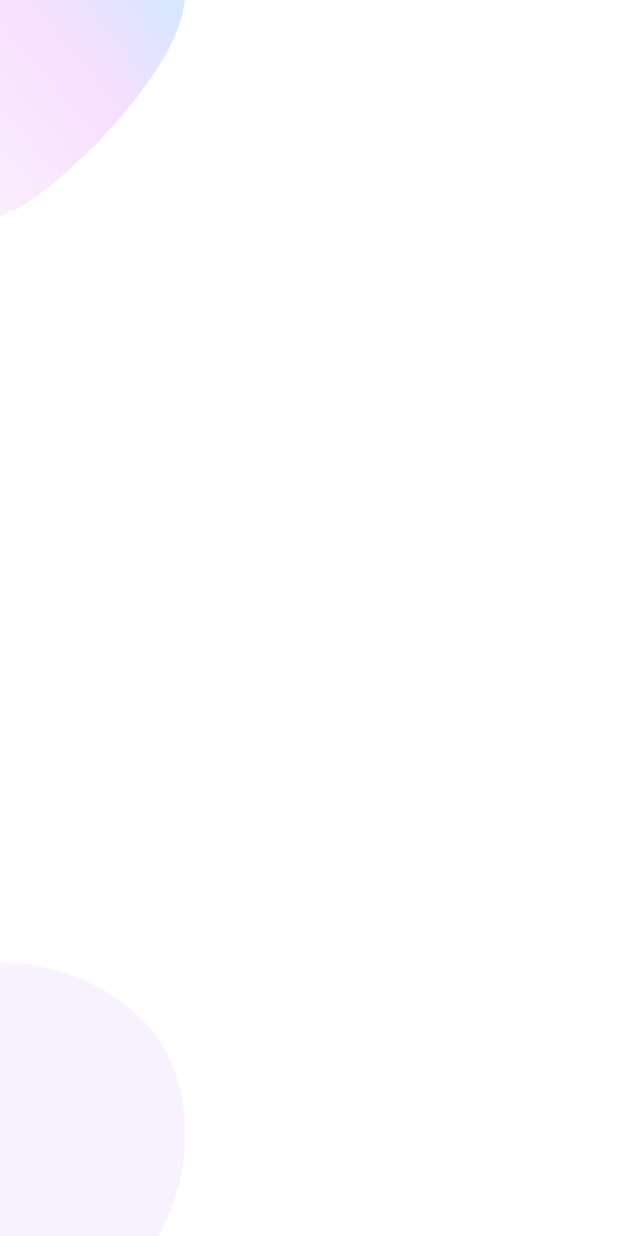
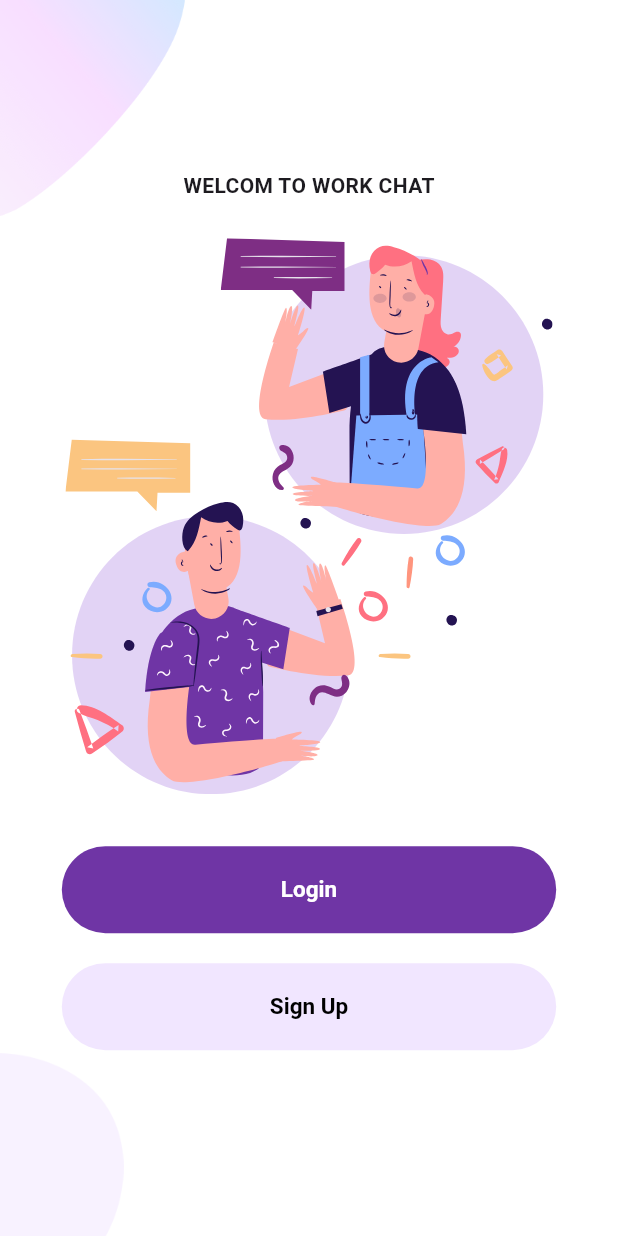
Before and after one commit to VNKaiSer/auth-appwrite-flutter, a Flutter app: the screen it shows after launch, on a phone screen of 412 x 824 dp. Run offline on Flutter 3.47's test engine with Material 3 defaults, Android fonts, the phone set to English and light mode, and no system bars; our stand-ins replace flutter_svg.

Commit message:
welcome screen

```diff
--- /dev/null
+++ b/lib/components/rounded_button.dart
@@ -0,0 +1,36 @@
+import 'package:chat_app/constants.dart';
+import 'package:flutter/material.dart';
+
+class RoundedButton extends StatelessWidget {
+  final String text;
+  final VoidCallback press;
+  final Color? color, textColor;
+  const RoundedButton(
+      {super.key,
+      this.color = kPrimaryColor,
+      this.textColor = Colors.white,
+      required this.press,
+      required this.text});
+
+  @override
+  Widget build(BuildContext context) {
+    Size size = MediaQuery.of(context).size;
+    return Container(
+      margin: const EdgeInsets.symmetric(vertical: 10),
+      width: size.width * 0.8,
+      child: TextButton(
+          onPressed: press,
+          style: TextButton.styleFrom(
+              backgroundColor: color,
+              padding: const EdgeInsets.symmetric(horizontal: 50, vertical: 20),
+              textStyle: const TextStyle(
+                fontSize: 15,
+                fontWeight: FontWeight.bold,
+              )),
+          child: Text(
+            text,
+            style: TextStyle(color: textColor),
+          )),
+    );
+  }
+}
--- a/lib/main.dart
+++ b/lib/main.dart
@@ -17,7 +17,7 @@ class MyApp extends StatelessWidget {
       title: 'Flutter Demo',
       theme: ThemeData(
           primaryColor: kPrimaryColor, scaffoldBackgroundColor: Colors.white),
-      home: const WelcomeScreen(),
+      home: WelcomeScreen(),
     );
   }
 }
--- /dev/null
+++ b/lib/screens/welcome/components/background.dart
@@ -0,0 +1,33 @@
+import 'package:flutter/material.dart';
+
+class Background extends StatelessWidget {
+  const Background({super.key, required this.child});
+  final Widget child;
+
+  @override
+  Widget build(BuildContext context) {
+    Size size = MediaQuery.of(context).size;
+    return SizedBox(
+      height: size.height,
+      width: double.infinity,
+      child: Stack(alignment: Alignment.center, children: <Widget>[
+        Positioned(
+          top: 0,
+          left: 0,
+          child: Image.asset(
+            "assets/images/main_top.png",
+            width: size.width * 0.3,
+          ),
+        ),
+        Positioned(
+            bottom: 0,
+            left: 0,
+            child: Image.asset(
+              "assets/images/main_bottom.png",
+              width: size.width * 0.2,
+            )),
+        child
+      ]),
+    );
+  }
+}
--- a/lib/screens/welcome/components/body.dart
+++ b/lib/screens/welcome/components/body.dart
@@ -1,27 +1,40 @@
+import 'package:chat_app/components/rounded_button.dart';
+import 'package:chat_app/constants.dart';
+import 'package:chat_app/screens/welcome/components/background.dart';
 import 'package:flutter/material.dart';
+import 'package:flutter_svg/svg.dart';
 
+// ignore: use_key_in_widget_constructors
 class Body extends StatelessWidget {
-  const Body({super.key});
-
   @override
   Widget build(BuildContext context) {
     Size size = MediaQuery.of(context).size;
-    return Container(
-      height: size.height,
-      width: double.infinity,
-      child: Stack(alignment: Alignment.center, children: <Widget>[
-        Positioned(
-          top: 0,
-          left: 0,
-          width: size.width * 0.3,
-          child: Image.asset("assets/images/main_top.png"),
-        ),
-        Positioned(
-            bottom: 0,
-            left: 0,
-            width: size.width * 0.3,
-            child: Image.asset("assets/images/main_bottom.png"))
-      ]),
+    return Background(
+      child: Column(
+        mainAxisAlignment: MainAxisAlignment.center,
+        children: <Widget>[
+          const Text(
+            "WELCOM TO WORK CHAT",
+            style: TextStyle(fontWeight: FontWeight.bold),
+          ),
+          SizedBox(height: size.height * 0.03),
+          SvgPicture.asset(
+            "assets/icons/chat.svg",
+            height: size.height * 0.45,
+          ),
+          SizedBox(height: size.height * 0.03),
+          RoundedButton(
+            text: "Login",
+            press: () {},
+          ),
+          RoundedButton(
+            text: "Sign Up",
+            press: () {},
+            color: kPrimaryLightColor,
+            textColor: Colors.black,
+          )
+        ],
+      ),
     );
   }
 }
```
Also changed, not shown: pubspec.lock.
